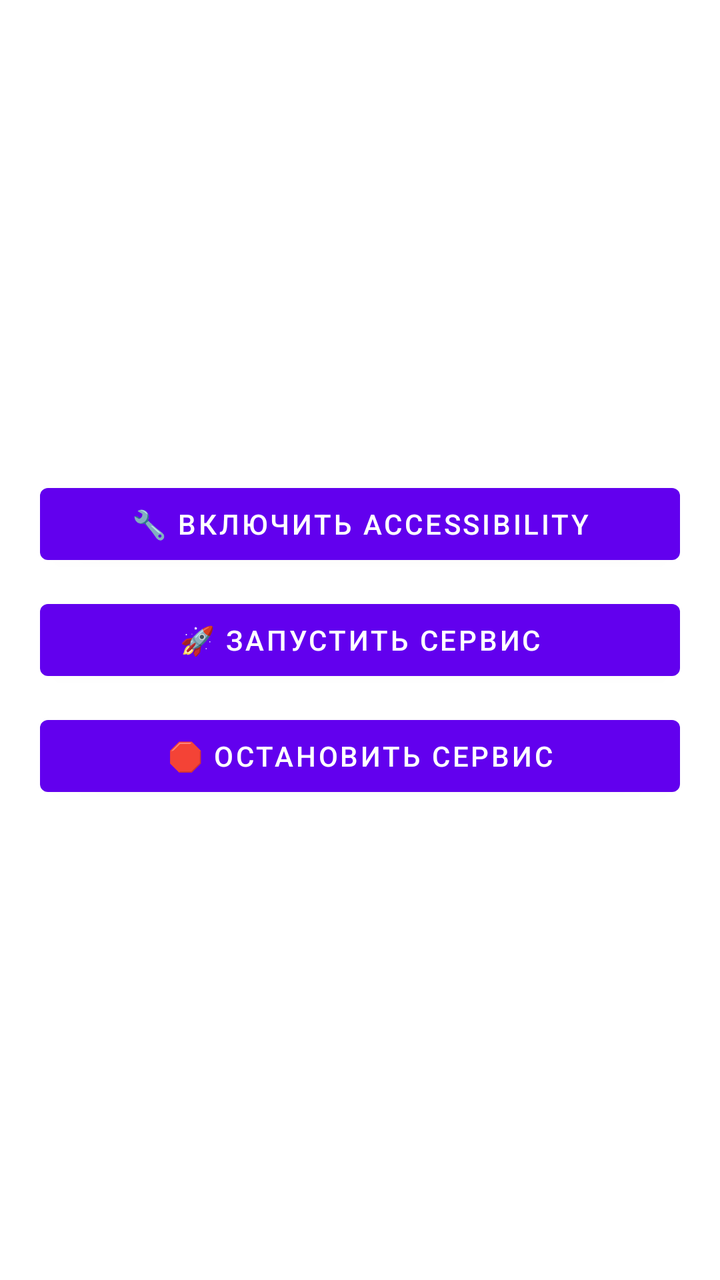
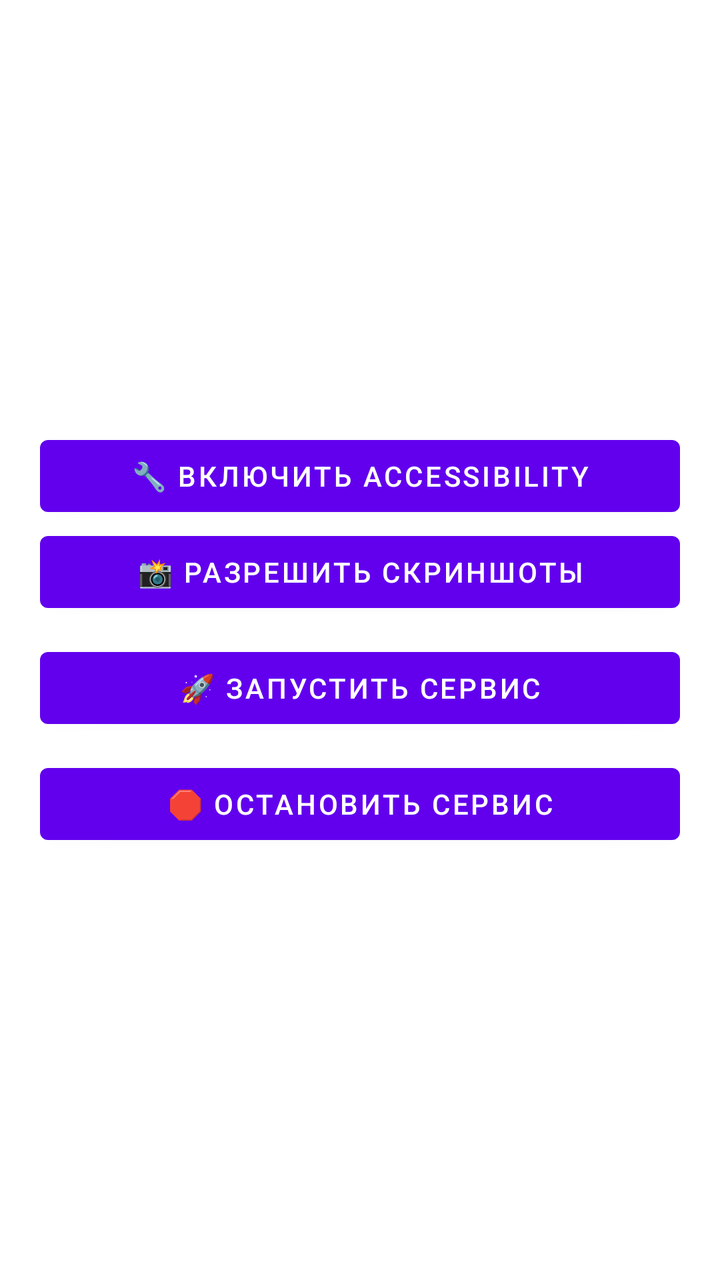

Compare the two renders of this Android layout. The source of the first and the diff that turns it into the second are given below.
<!-- AndroidManifest.xml: fallback theme Theme.MaterialComponents.DayNight.NoActionBar -->
<!-- res/layout/activity_main.xml -->
<?xml version="1.0" encoding="utf-8"?>
<LinearLayout xmlns:android="http://schemas.android.com/apk/res/android"
    android:layout_width="match_parent"
    android:layout_height="match_parent"
    android:orientation="vertical"
    android:padding="20dp"
    android:gravity="center">

    <Button
        android:id="@+id/btnAccessibility"
        android:layout_width="match_parent"
        android:layout_height="wrap_content"
        android:text="🔧 Включить Accessibility" />

    <Button
        android:id="@+id/btnStart"
        android:layout_width="match_parent"
        android:layout_height="wrap_content"
        android:text="🚀 Запустить сервис"
        android:layout_marginTop="10dp" />

    <Button
        android:id="@+id/btnStop"
        android:layout_width="match_parent"
        android:layout_height="wrap_content"
        android:text="🛑 Остановить сервис"
        android:layout_marginTop="10dp" />
</LinearLayout>
<!-- resources referenced by this layout -->
<resources>

</resources>

<!-- the commit's change to res/layout/activity_main.xml (unified diff, before → after) -->
@@ -13,6 +13,12 @@
         android:text="🔧 Включить Accessibility" />
 
     <Button
+        android:id="@+id/btnScreenshot"
+        android:layout_width="match_parent"
+        android:layout_height="wrap_content"
+        android:text="📸 Разрешить скриншоты" />
+
+    <Button
         android:id="@+id/btnStart"
         android:layout_width="match_parent"
         android:layout_height="wrap_content"
